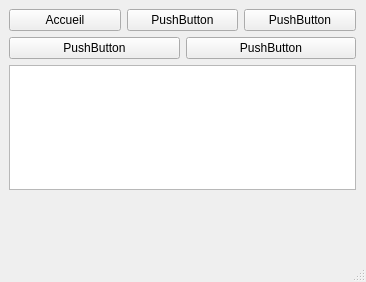
First picture: the form in thermostat/Thermostat/configWindow.ui, repository kimchicharlie/Envio, before the edit.
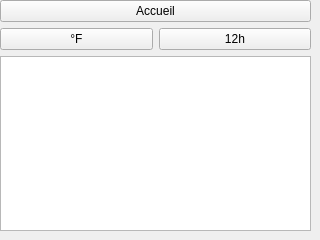
Second picture: the form after the edit.

Commit message: ajout d un model representant les salles qui va permettre de les afficher dans la listView de la fenetre config. affichage de salles crées en dur dans la listView (grace au model). ajout des bouton pour le changement d affichage de la temperature et de l heure dans la fenetre config, signaux et slots créés et conectés mais qui ne modifie pas encore l affichage

```diff
--- a/thermostat/Thermostat/configWindow.ui
+++ b/thermostat/Thermostat/configWindow.ui
@@ -6,8 +6,8 @@
    <rect>
     <x>0</x>
     <y>0</y>
-    <width>366</width>
-    <height>282</height>
+    <width>320</width>
+    <height>240</height>
    </rect>
   </property>
   <property name="windowTitle">
@@ -17,10 +17,10 @@
    <widget class="QWidget" name="gridLayoutWidget">
     <property name="geometry">
      <rect>
-      <x>9</x>
-      <y>9</y>
-      <width>347</width>
-      <height>181</height>
+      <x>0</x>
+      <y>0</y>
+      <width>311</width>
+      <height>231</height>
      </rect>
     </property>
     <layout class="QGridLayout" name="gridLayout">
@@ -35,59 +35,34 @@
            </property>
           </widget>
          </item>
-         <item>
-          <widget class="QPushButton" name="pushButton_2">
-           <property name="text">
-            <string>PushButton</string>
-           </property>
-          </widget>
-         </item>
-         <item>
-          <widget class="QPushButton" name="pushButton_3">
-           <property name="text">
-            <string>PushButton</string>
-           </property>
-          </widget>
-         </item>
         </layout>
        </item>
       </layout>
      </item>
-     <item row="1" column="0">
-      <layout class="QHBoxLayout" name="horizontalLayout_3">
-       <item>
-        <widget class="QPushButton" name="pushButton_4">
-         <property name="text">
-          <string>PushButton</string>
-         </property>
-        </widget>
-       </item>
-       <item>
-        <widget class="QPushButton" name="pushButton_5">
-         <property name="text">
-          <string>PushButton</string>
-         </property>
-        </widget>
-       </item>
-      </layout>
-     </item>
-     <item row="2" column="0">
+     <item row="6" column="0">
       <widget class="QListView" name="listView"/>
      </item>
+     <item row="3" column="0">
+      <layout class="QHBoxLayout" name="horizontalLayout_3">
+       <item>
+        <widget class="QPushButton" name="TempDispButton">
+         <property name="text">
+          <string>°F</string>
+         </property>
+        </widget>
+       </item>
+       <item>
+        <widget class="QPushButton" name="HourDispButton">
+         <property name="text">
+          <string>12h</string>
+         </property>
+        </widget>
+       </item>
+      </layout>
+     </item>
     </layout>
    </widget>
   </widget>
-  <widget class="QMenuBar" name="menubar">
-   <property name="geometry">
-    <rect>
-     <x>0</x>
-     <y>0</y>
-     <width>366</width>
-     <height>25</height>
-    </rect>
-   </property>
-  </widget>
-  <widget class="QStatusBar" name="statusbar"/>
  </widget>
  <resources/>
  <connections/>
```
Left out of the diff: 2 changed lines with no effect on the pictures. The commit also changes 23 other files.
